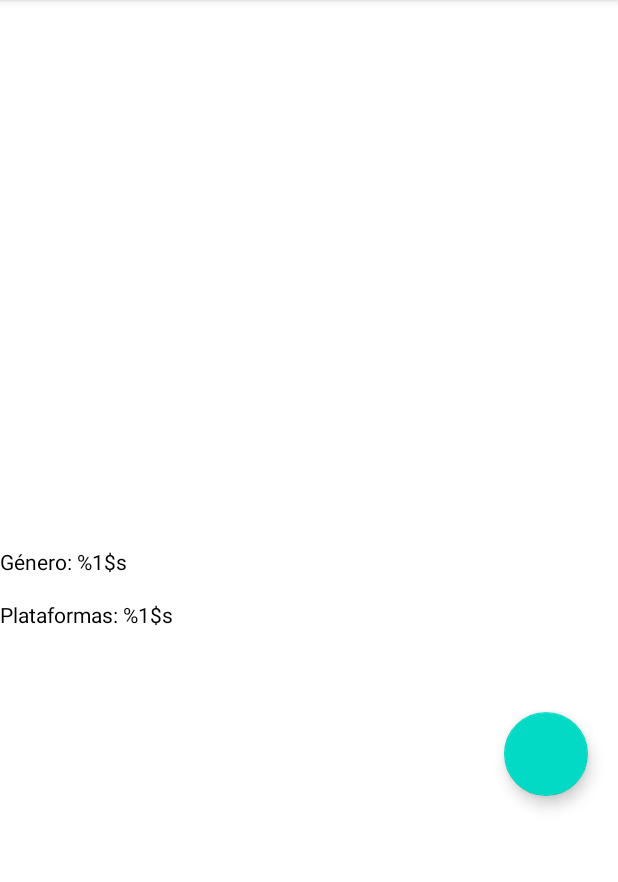
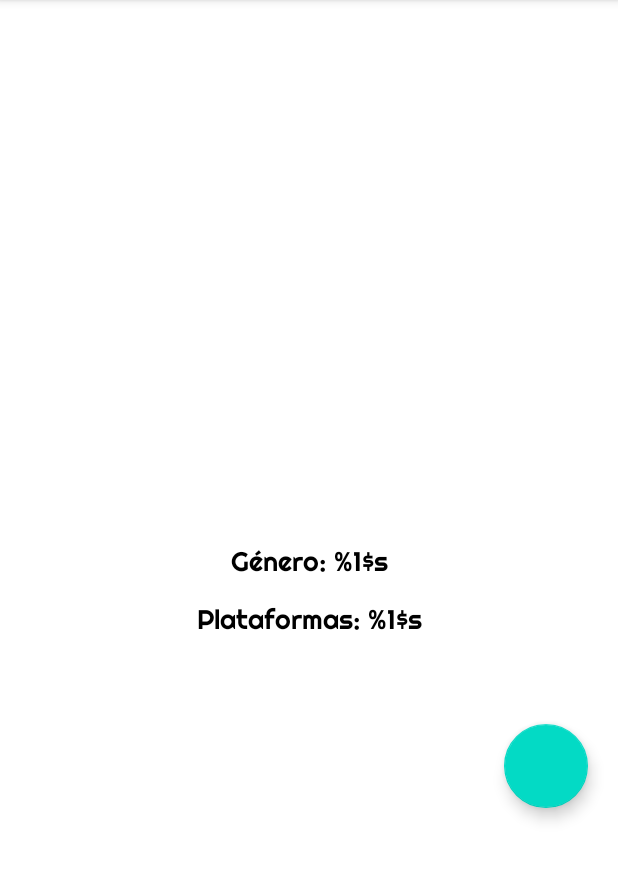
Before and after one commit to Josephvf10/TFC_LDJ, an Android app: the fragment DatosJuegoFragment shown on its own in the app's theme, on a phone screen of 412 x 824 dp, the part 84-966 px from its top. Run offline under Robolectric (Android 15) with nearby library versions, the phone set to English and light mode, and no system bars; our stand-ins replace Firebase (no records; nobody signed in at launch, a user with empty details on screens opened directly); pictures from the network do not load; 2 statements that could not run were skipped.

Commit message:
Diseño de datos juegos_layout.xml

```diff
--- a/Proyectotfc/app/src/main/res/layout/fragment_datos_juego.xml
+++ b/Proyectotfc/app/src/main/res/layout/fragment_datos_juego.xml
@@ -23,23 +23,27 @@
                 android:textAlignment="center"
                 android:textSize="@dimen/tmTitulo"
                 android:textStyle="bold"
-                android:textColor="@color/black" />
+                android:textColor="@color/white"
+                android:fontFamily="@font/righteous_normal"/>
 
             <ImageView
-                android:layout_marginTop="@dimen/margen"
                 android:id="@+id/ivPortadaJuegoDetalle"
                 android:layout_width="200dp"
                 android:layout_height="300dp"
                 android:layout_gravity="center"
                 android:adjustViewBounds="true"
-                android:scaleType="fitXY" />
+                android:scaleType="fitXY"
+                android:layout_marginTop="@dimen/margen"/>
             <TextView
                 android:id="@+id/tvGeneroJuegoDetalle"
                 android:layout_width="match_parent"
                 android:layout_height="wrap_content"
                 android:layout_marginTop="@dimen/margen"
                 android:text="@string/tv_genero_juego_detalle"
-                android:textColor="@color/black"/>
+                android:textColor="@color/black"
+                android:textAlignment="center"
+                android:textSize="@dimen/tam_txt_reg"
+                android:fontFamily="@font/righteous_normal"/>
 
             <TextView
                 android:id="@+id/tvPlataformasJuegoDetalle"
@@ -47,13 +51,19 @@
                 android:layout_height="wrap_content"
                 android:layout_marginTop="@dimen/margen"
                 android:text="@string/tv_plataformas_juego_detalle"
-                android:textColor="@color/black"/>
+                android:textColor="@color/black"
+                android:textAlignment="center"
+                android:textSize="@dimen/tam_txt_reg"
+                android:fontFamily="@font/righteous_normal"/>
             <TextView
                 android:id="@+id/tvDescripcionJuegoDetalle"
                 android:layout_width="match_parent"
                 android:layout_height="wrap_content"
                 android:layout_marginTop="@dimen/margen"
-                android:textColor="@color/black" />
+                android:textColor="@color/black"
+                android:textAlignment="center"
+                android:textSize="@dimen/tam_txt_reg"
+                android:fontFamily="@font/righteous_normal"/>
 
             <com.google.android.material.floatingactionbutton.FloatingActionButton
                 android:id="@+id/fabEstadoJuego"
--- a/Proyectotfc/app/src/main/res/layout/juegos_layout.xml
+++ b/Proyectotfc/app/src/main/res/layout/juegos_layout.xml
@@ -28,6 +28,8 @@
             android:layout_width="match_parent"
             android:layout_height="wrap_content"
             android:orientation="vertical"
+            android:layout_marginTop="@dimen/margen"
+            android:layout_marginRight="@dimen/margen"
             android:layout_marginLeft="10dp">
 
             <TextView
```
Also changed, not shown: Proyectotfc/app/src/main/res/font/righteous_normal.ttf (added).
